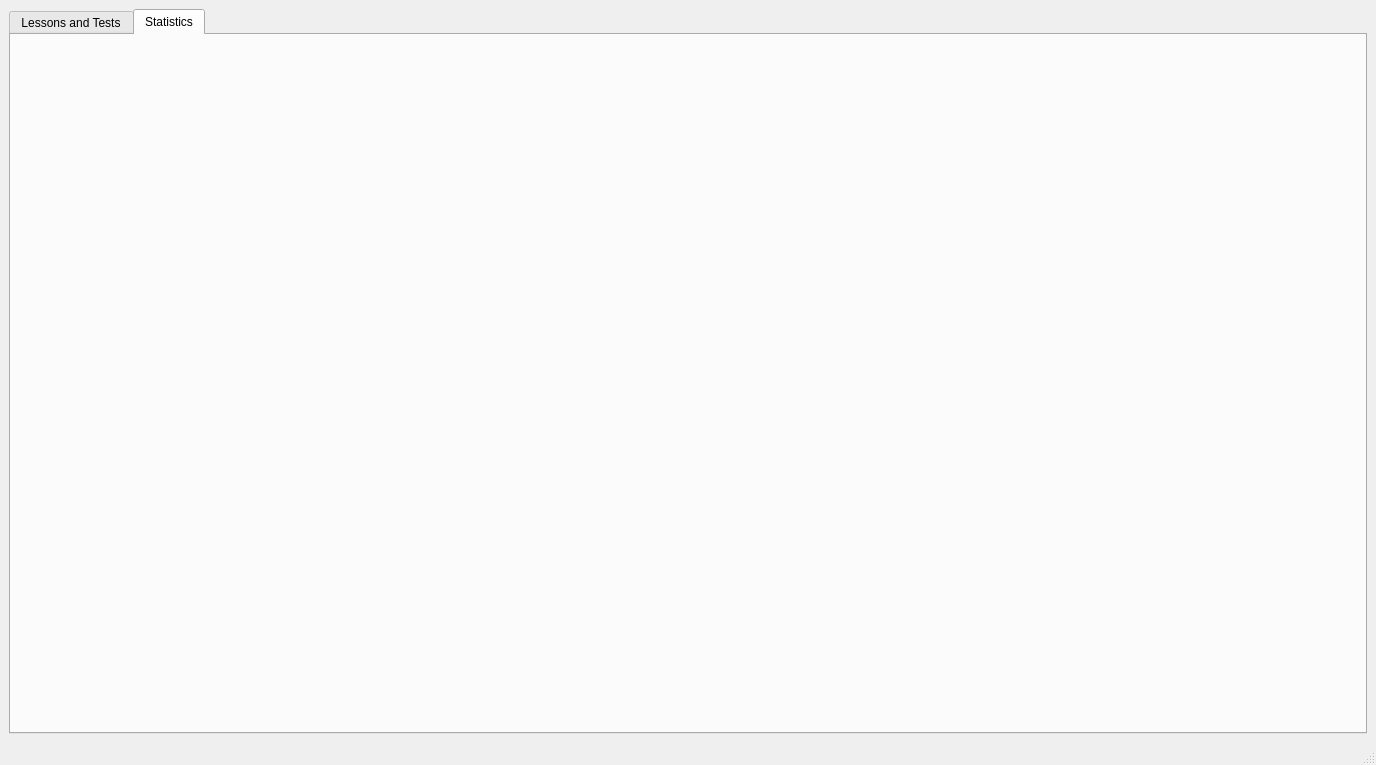
Above: assignments/touch_type_workout/ui/ui_main.ui from kiryha/ECE554 before the change. Below: the same form after it.
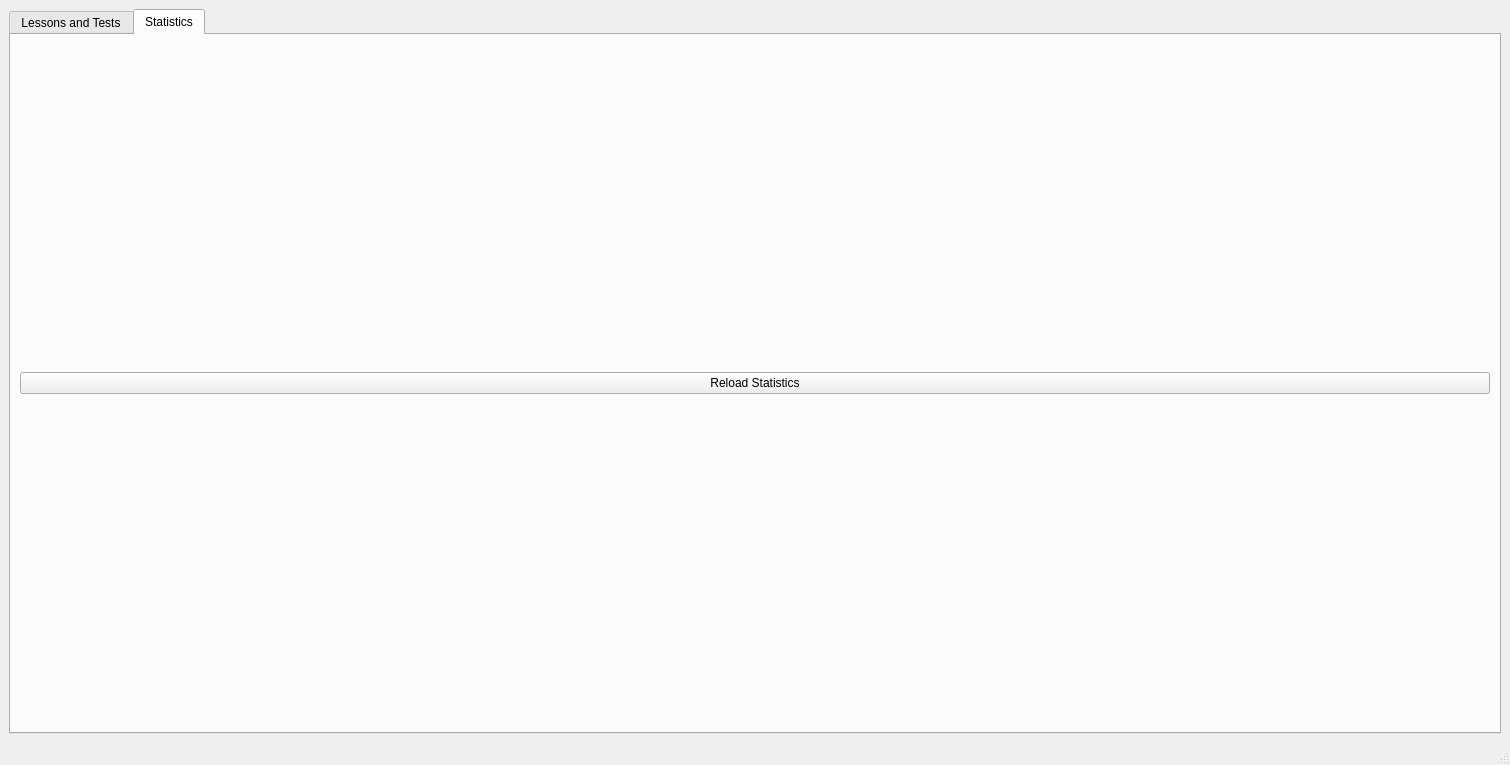
That is the form after the change. The open tabs and pages were chosen to show the change.

Commit message: init statistics

What changed in the file:
```diff
--- a/assignments/touch_type_workout/ui/ui_main.ui
+++ b/assignments/touch_type_workout/ui/ui_main.ui
@@ -6,7 +6,7 @@
    <rect>
     <x>0</x>
     <y>0</y>
-    <width>1376</width>
+    <width>1510</width>
     <height>765</height>
    </rect>
   </property>
@@ -156,6 +156,18 @@
        <attribute name="title">
         <string>Statistics</string>
        </attribute>
+       <layout class="QVBoxLayout" name="verticalLayout_3">
+        <item>
+         <widget class="QPushButton" name="btnReloadStatistics">
+          <property name="text">
+           <string>Reload Statistics</string>
+          </property>
+         </widget>
+        </item>
+        <item>
+         <layout class="QVBoxLayout" name="layStatistics"/>
+        </item>
+       </layout>
       </widget>
      </widget>
     </item>
```
Left out of the diff: 6 changed lines with no effect on the pictures. The commit also changes 2 other files.
